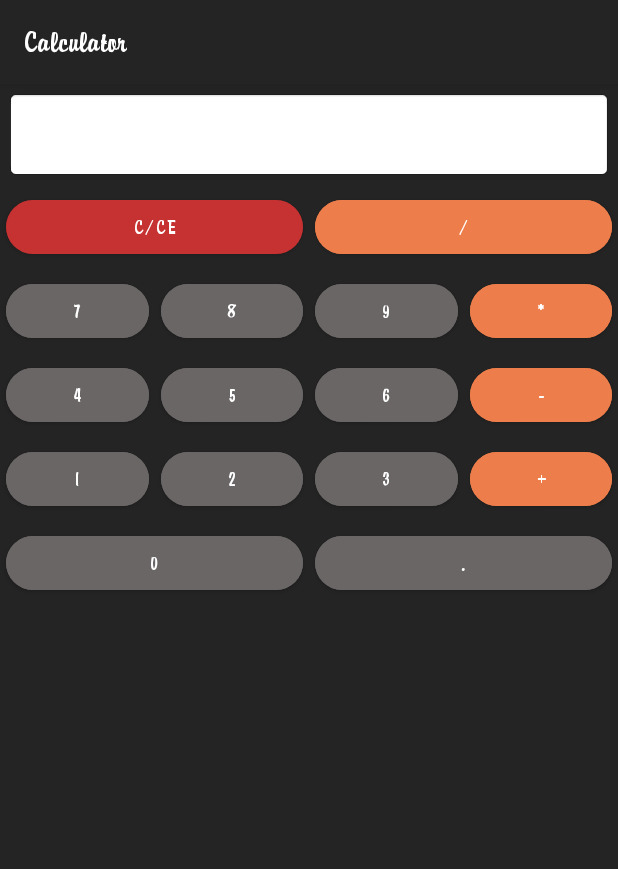
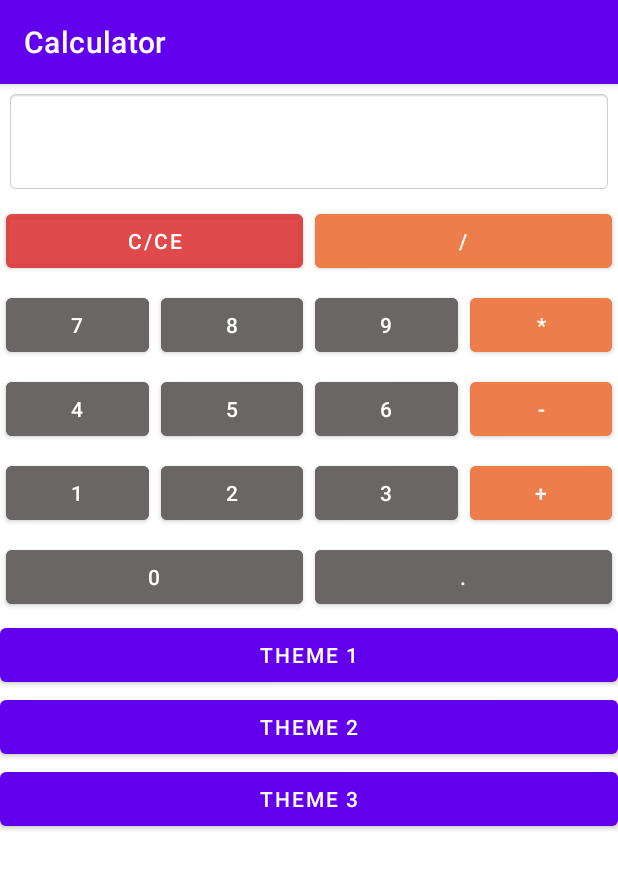
Before and after one commit to RadmirSh/CalculatorV2, an Android app: the screen it shows after launch (CalculatorActivity), on a phone screen of 412 x 824 dp. Shown: the top 869 px of the screen. Run offline under Robolectric (Android 15) with nearby library versions, the phone set to English and light mode, and no system bars.

Commit message:
кнопки для отображения тем(по уроку)

```diff
--- a/app/src/main/AndroidManifest.xml
+++ b/app/src/main/AndroidManifest.xml
@@ -15,8 +15,7 @@
         tools:targetApi="31">
         <activity
             android:name=".ui.CalculatorActivity"
-            android:exported="true"
-            android:theme="@style/Theme.CalculatorV2.Black">
+            android:exported="true">
             <intent-filter>
                 <action android:name="android.intent.action.MAIN" />
 
--- /dev/null
+++ b/app/src/main/java/com/example/calculatorv2/model/Theme.java
@@ -0,0 +1,37 @@
+package com.example.calculatorv2.model;
+
+import androidx.annotation.StringRes;
+import androidx.annotation.StyleRes;
+
+import com.example.calculatorv2.R;
+
+public enum Theme {
+    DEFAULT(R.style.Theme_CalculatorV2, R.string.theme_1, "themedefault"),
+    WHITE(R.style.Theme_CalculatorV2_White, R.string.theme_2, "themewhite"),
+    BLACK(R.style.Theme_CalculatorV2_Black, R.string.theme_3, "themeblack");
+
+    @StyleRes
+    private int themeRes;
+    @StringRes
+    private int title;
+
+    private String key;
+
+    Theme(int themeRes, int title, String key) {
+        this.themeRes = themeRes;
+        this.title = title;
+        this.key = key;
+    }
+
+    public int getThemeRes() {
+        return themeRes;
+    }
+
+    public int getTitle() {
+        return title;
+    }
+
+    public String getKey() {
+        return key;
+    }
+}
--- /dev/null
+++ b/app/src/main/java/com/example/calculatorv2/model/ThemeRepository.java
@@ -0,0 +1,12 @@
+package com.example.calculatorv2.model;
+
+import java.util.List;
+
+public interface ThemeRepository {
+
+    Theme getSavedTheme(); //текущая сохраненная тема
+
+    void saveTheme(Theme theme); // сохранение темы
+
+    List<Theme> getAll(); // возвращение списка всех доступных тем
+}
--- /dev/null
+++ b/app/src/main/java/com/example/calculatorv2/model/ThemeRepositoryImpl.java
@@ -0,0 +1,47 @@
+package com.example.calculatorv2.model;
+
+import android.content.Context;
+import android.content.SharedPreferences;
+
+import java.util.Arrays;
+import java.util.List;
+
+public class ThemeRepositoryImpl implements ThemeRepository {
+
+    private static ThemeRepository INSTANCE;
+
+    private SharedPreferences preferences;
+    private static final String KEY_THEME = "KEY_THEME";
+
+    private ThemeRepositoryImpl(Context context) {
+        preferences = context.getSharedPreferences("themes.xml", Context.MODE_PRIVATE);
+    }
+
+    public static ThemeRepository getInstance(Context context) {
+        if (INSTANCE == null) {
+            INSTANCE = new ThemeRepositoryImpl(context);
+        }
+        return INSTANCE;
+    }
+
+    @Override
+    public Theme getSavedTheme() {
+        String savedKey = preferences.getString(KEY_THEME, Theme.DEFAULT.getKey());
+        for (Theme theme : Theme.values()) {
+            if (theme.getKey().equals(savedKey)) {
+                return theme;
+            }
+        }
+        return Theme.DEFAULT;
+    }
+
+    @Override
+    public void saveTheme(Theme theme) {
+        preferences.edit().putString(KEY_THEME, theme.getKey()).apply();
+    }
+
+    @Override
+    public List<Theme> getAll() {
+        return Arrays.asList(Theme.values());
+    }
+}
--- a/app/src/main/java/com/example/calculatorv2/ui/CalculatorActivity.java
+++ b/app/src/main/java/com/example/calculatorv2/ui/CalculatorActivity.java
@@ -4,11 +4,15 @@ import androidx.appcompat.app.AppCompatActivity;
 
 import android.os.Bundle;
 import android.view.View;
+import android.widget.Button;
 import android.widget.TextView;
 
 import com.example.calculatorv2.R;
 import com.example.calculatorv2.model.CalculatorImpl;
 import com.example.calculatorv2.model.Operator;
+import com.example.calculatorv2.model.Theme;
+import com.example.calculatorv2.model.ThemeRepository;
+import com.example.calculatorv2.model.ThemeRepositoryImpl;
 
 import java.util.HashMap;
 import java.util.Map;
@@ -20,9 +24,15 @@ public class CalculatorActivity extends AppCompatActivity implements CalculatorV
 
     private CalculatorPresenter presenter;
 
+    private ThemeRepository themeRepository;
+
     @Override
     protected void onCreate(Bundle savedInstanceState) {
         super.onCreate(savedInstanceState);
+
+        themeRepository = ThemeRepositoryImpl.getInstance(this);
+        setTheme(themeRepository.getSavedTheme().getThemeRes());
+
         setContentView(R.layout.activity_calculator);
 
         resultTxt = findViewById(R.id.result);
@@ -76,8 +86,38 @@ public class CalculatorActivity extends AppCompatActivity implements CalculatorV
         /*digitClickListener для обработки нажатия кнопки "." и передачи presenter'у*/
         findViewById(R.id.dot).setOnClickListener(view -> presenter.onDotPressed());
 
+        Button themeDefault = findViewById(R.id.theme1);
+        Button themeWhite = findViewById(R.id.theme2);
+        Button themeBlack = findViewById(R.id.theme3);
+
+        if (themeDefault != null) {
+            themeDefault.setOnClickListener(new View.OnClickListener() {
+                @Override
+                public void onClick(View view) {
+                    themeRepository.saveTheme(Theme.DEFAULT);
+                    recreate();
+                }
+            });
+        }
+        if (themeWhite != null) {
+            themeWhite.setOnClickListener(new View.OnClickListener() {
+                @Override
+                public void onClick(View view) {
+                    themeRepository.saveTheme(Theme.WHITE);
+                    recreate();
+                }
+            });
+        }
+        if (themeBlack != null) {
+            themeBlack.setOnClickListener(new View.OnClickListener() {
+                @Override
+                public void onClick(View view) {
+                    themeRepository.saveTheme(Theme.BLACK);
+                    recreate();
+                }
+            });
+        }
     }
-
     @Override
     public void showResult(String result) {
         resultTxt.setText(result);
--- a/app/src/main/res/layout/activity_calculator.xml
+++ b/app/src/main/res/layout/activity_calculator.xml
@@ -1,8 +1,15 @@
 <?xml version="1.0" encoding="utf-8"?>
-<GridLayout xmlns:android="http://schemas.android.com/apk/res/android"
+
+<LinearLayout xmlns:android="http://schemas.android.com/apk/res/android"
     xmlns:tools="http://schemas.android.com/tools"
     android:layout_width="match_parent"
     android:layout_height="match_parent"
+    android:orientation="vertical">
+
+
+    <GridLayout
+        android:layout_width="match_parent"
+        android:layout_height="wrap_content"
         android:layout_gravity="center"
         android:columnCount="4"
         android:useDefaultMargins="true">
@@ -169,3 +176,23 @@
             android:textSize="@dimen/textButton" />
 
     </GridLayout>
+
+    <Button
+        android:id="@+id/theme1"
+        android:layout_width="match_parent"
+        android:layout_height="wrap_content"
+        android:text="@string/theme_1" />
+
+    <Button
+        android:id="@+id/theme2"
+        android:layout_width="match_parent"
+        android:layout_height="wrap_content"
+        android:text="@string/theme_2" />
+
+    <Button
+        android:id="@+id/theme3"
+        android:layout_width="match_parent"
+        android:layout_height="wrap_content"
+        android:text="@string/theme_3" />
+
+</LinearLayout>
--- a/app/src/main/res/values/strings.xml
+++ b/app/src/main/res/values/strings.xml
@@ -19,4 +19,7 @@
     <string name="key_whole">+/-</string>
     <string name="key_percent">%</string>
     <string name="key_zeroing">c/ce</string>
+    <string name="theme_1">Theme 1</string>
+    <string name="theme_2">Theme 2</string>
+    <string name="theme_3">Theme 3</string>
 </resources>
```
Lines whose indentation alone changed are shown as unchanged.
